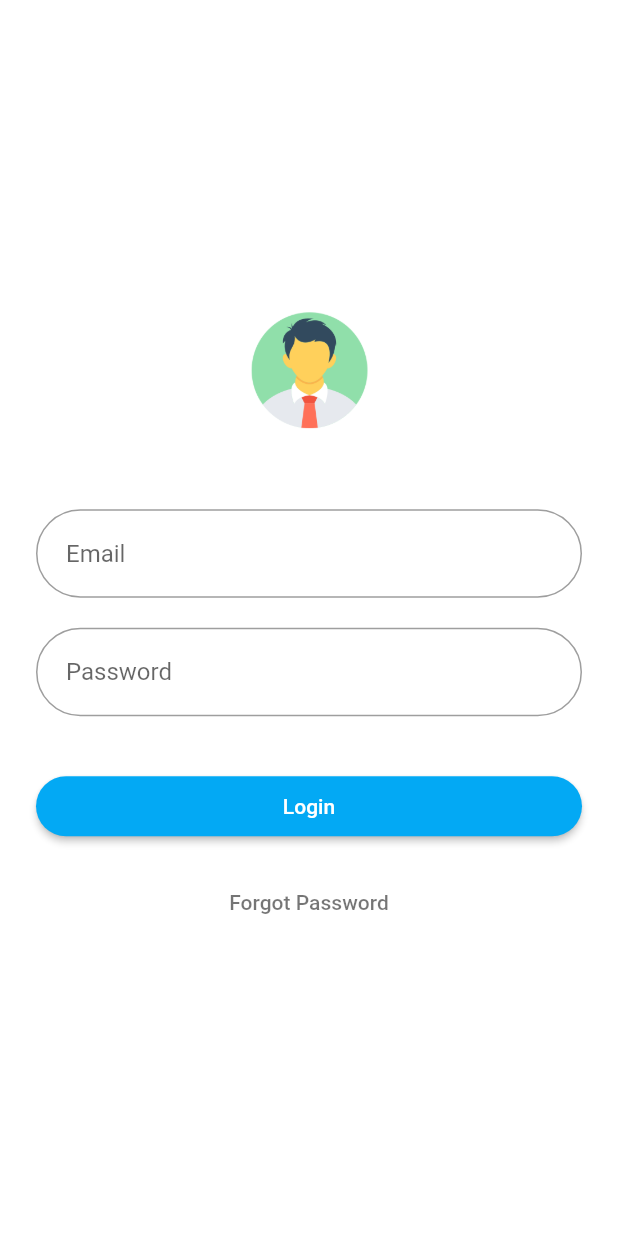
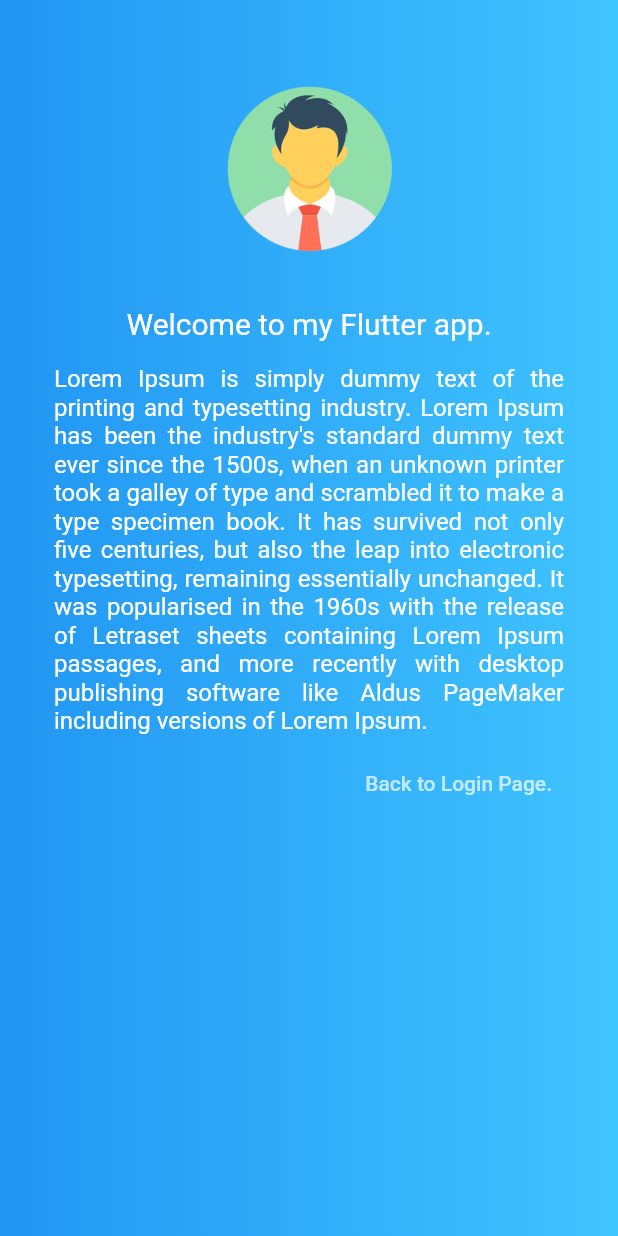
Before and after one commit to Keng-Sahachart/Train_Flutter, a Flutter app: the screen it shows after launch, after a tap on "Login", on a phone screen of 412 x 824 dp. Run offline on Flutter 3.47's test engine with Material 2 defaults, Android fonts, the phone set to English and light mode, and no system bars; Roboto replaces fonts that are missing (Consolas).

Commit message:
ep32-34 login page complete
ec32-34 part1,2,3 complete
login page and home page

```diff
--- a/Udemy01/ep32_loginworkshop/lib/home_page.dart
+++ b/Udemy01/ep32_loginworkshop/lib/home_page.dart
@@ -0,0 +1,84 @@
+import 'package:ep32_loginworkshop/login_page.dart';
+import 'package:flutter/material.dart';
+
+class HomePage extends StatelessWidget {
+  static String tag = 'home-page';
+
+  @override
+  Widget build(BuildContext context) {
+    final logo = Hero(
+      tag: 'hero',
+      child: Padding(
+        padding: EdgeInsets.all(16),
+        child: CircleAvatar(
+          backgroundColor: Colors.transparent,
+          radius: 68.0,
+          child: Image.asset('images/logoUser.png'),
+        ),
+      ),
+    );
+
+    final welcome = Padding(
+      padding: EdgeInsets.all(8.0),
+      child: Text(
+        'Welcome to my Flutter app.',
+        style: TextStyle(color: Colors.white, fontSize: 20.0),
+      ),
+    );
+
+    final lorem = Padding(
+      padding: EdgeInsets.all(8.0),
+      child: Text(
+        "    Lorem Ipsum is simply dummy text of the printing and typesetting industry. Lorem Ipsum has been the industry's standard dummy text ever since the 1500s, when an unknown printer took a galley of type and scrambled it to make a type specimen book. It has survived not only five centuries, but also the leap into electronic typesetting, remaining essentially unchanged. It was popularised in the 1960s with the release of Letraset sheets containing Lorem Ipsum passages, and more recently with desktop publishing software like Aldus PageMaker including versions of Lorem Ipsum.",
+        style: TextStyle(
+          fontSize: 16.0,
+          color: Colors.white,
+        ),
+        textAlign: TextAlign.justify, // ทำให้ font กระจาย
+      ),
+    );
+
+    final btnBackToLogin = FlatButton(
+        onPressed: () {
+          print('before goto Login page.');
+          Navigator.of(context).pushNamed(LoginPage.tag);
+          print('after goto Login page.');
+        },
+        child: Text(
+          'Back to Login Page.',
+          style: TextStyle(color: Colors.white70),
+        ));
+
+    return Scaffold(
+      body: Container(
+        /*ต้องใช้ Container เพราะต้องใช้ width*/
+        width: MediaQuery.of(context).size.width,
+        padding: EdgeInsets.all(28),
+        decoration: BoxDecoration(
+          gradient: LinearGradient(
+            /*  // ใช้ยังไงว่ะ
+           tileMode: TileMode.mirror,
+            begin: AlignmentGeometry.lerp(
+                Alignment.bottomLeft, Alignment.bottomRight, 10.0),*/
+            colors: [
+              Colors.blue,
+              Colors.lightBlueAccent,
+            ],
+          ),
+        ),
+        child: Column(
+          crossAxisAlignment: CrossAxisAlignment.center,
+          children: <Widget>[
+            logo,
+            welcome,
+            lorem,
+            Align(
+              alignment: Alignment.bottomRight,
+              child: btnBackToLogin,
+            )
+          ],
+        ),
+      ),
+    );
+  }
+}
--- a/Udemy01/ep32_loginworkshop/lib/login_page.dart
+++ b/Udemy01/ep32_loginworkshop/lib/login_page.dart
@@ -1,5 +1,5 @@
 import 'package:flutter/material.dart';
-//import 'home_page.dart';
+import 'home_page.dart';
 
 class LoginPage extends StatefulWidget {
   /* สัมพันธ์ กับ route*/
@@ -16,7 +16,7 @@ class _LoginPageState extends State<LoginPage> {
       tag: 'hero',
       child: CircleAvatar(
         backgroundColor: Colors.transparent,
-        radius: 48.0,
+        radius: 68.0, // ขนาดวงกลม
         child: Image.asset('images/logoUser.png'),
       ),
     );
@@ -26,9 +26,12 @@ class _LoginPageState extends State<LoginPage> {
       autofocus: false,
       initialValue: '',
       decoration: InputDecoration(
-        hintText: 'Email',
+        hintText: 'Your eMail',
+        // ระยะ content กับ ขอบ
         contentPadding: EdgeInsets.fromLTRB(20.0, 20.0, 20.0, 20.0),
-        border: OutlineInputBorder(borderRadius: BorderRadius.circular(32.0)),
+/*กำหนดให้มีขอบ ลักษณะ โค้งมน*/
+        border: OutlineInputBorder(
+            borderRadius: BorderRadius.all(Radius.circular(6.0))),
       ),
     );
 
@@ -37,9 +40,11 @@ class _LoginPageState extends State<LoginPage> {
       initialValue: '',
       obscureText: true,
       decoration: InputDecoration(
-        hintText: 'Password',
+        hintText: 'Your Password',
         contentPadding: EdgeInsets.fromLTRB(20.0, 20.0, 20.0, 20.0),
-        border: OutlineInputBorder(borderRadius: BorderRadius.circular(32.0)),
+        border: OutlineInputBorder(
+          borderRadius: BorderRadius.circular(32.0),
+        ),
       ),
     );
 
@@ -49,7 +54,7 @@ class _LoginPageState extends State<LoginPage> {
         shape: RoundedRectangleBorder(borderRadius: BorderRadius.circular(24)),
         onPressed: () {
           print('goto HomePage.tag');
-          // Navigator.of(context).pushNamed(HomePage.tag);
+          Navigator.of(context).pushNamed(HomePage.tag);
         },
         padding: EdgeInsets.all(12),
         color: Colors.lightBlue,
@@ -77,7 +82,7 @@ class _LoginPageState extends State<LoginPage> {
           padding: EdgeInsets.only(left: 24.0, right: 24.0),
           shrinkWrap: true,
           children: <Widget>[
-            /* ไม่ต้องมี () */
+            /* ตัวแปร widget ไม่ต้องมี () */
             logo,
             SizedBox(height: 45),
             email,
--- a/Udemy01/ep32_loginworkshop/lib/main.dart
+++ b/Udemy01/ep32_loginworkshop/lib/main.dart
@@ -1,25 +1,23 @@
 import 'package:flutter/material.dart';
-//import 'home_page.dart';
+import 'home_page.dart';
 import 'login_page.dart';
 
 void main() => runApp(MyApp());
 
-class MyApp extends StatelessWidget{
-  final routes = <String ,WidgetBuilder>{
+class MyApp extends StatelessWidget {
+  final routes = <String, WidgetBuilder>{
     LoginPage.tag: (context) => LoginPage(),
-//    HomePage.tag: (context) => HomePage()
+    HomePage.tag: (context) => HomePage()
   };
 
   @override
-  Widget build(BuildContext context){
+  Widget build(BuildContext context) {
     return MaterialApp(
       title: 'App Login',
       debugShowCheckedModeBanner: false,
-      theme: ThemeData(
-        primarySwatch:Colors.lightBlue,
-        fontFamily: 'Consolas'
-      ),
-      home: LoginPage(),
+      theme: ThemeData(primarySwatch: Colors.lightBlue, fontFamily: 'Consolas'),
+      home: //HomePage(),
+          LoginPage(),
       routes: routes,
     );
   }
```
Also changed, not shown: 1 other file.
